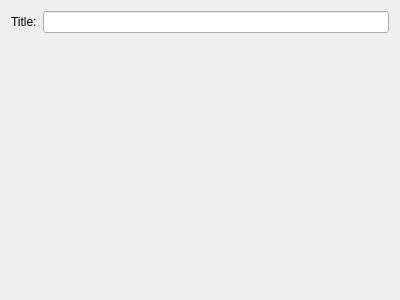
First picture: the form in src/ui/customlessoneditorwidget.ui, repository KDE/ktouch, before the edit.
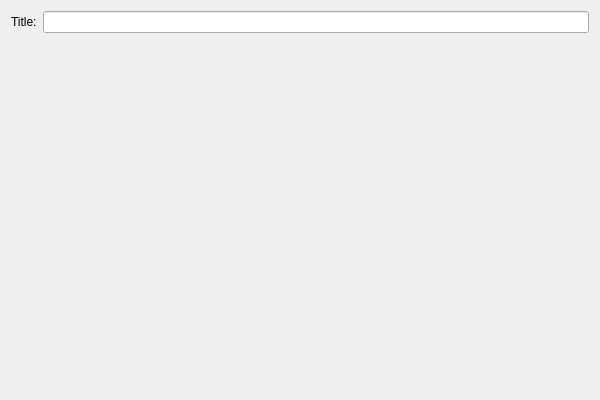
Second picture: the form after the edit. Custom widgets are drawn as their Qt base class.

Commit message: custom lesson editor: set a sensible default window size

```diff
--- a/src/ui/customlessoneditorwidget.ui
+++ b/src/ui/customlessoneditorwidget.ui
@@ -6,10 +6,16 @@
    <rect>
     <x>0</x>
     <y>0</y>
-    <width>400</width>
-    <height>300</height>
+    <width>600</width>
+    <height>400</height>
    </rect>
   </property>
+  <property name="minimumSize">
+   <size>
+    <width>600</width>
+    <height>400</height>
+   </size>
+  </property>
   <layout class="QVBoxLayout" name="verticalLayout">
    <item>
     <layout class="QFormLayout" name="formLayout">
```
